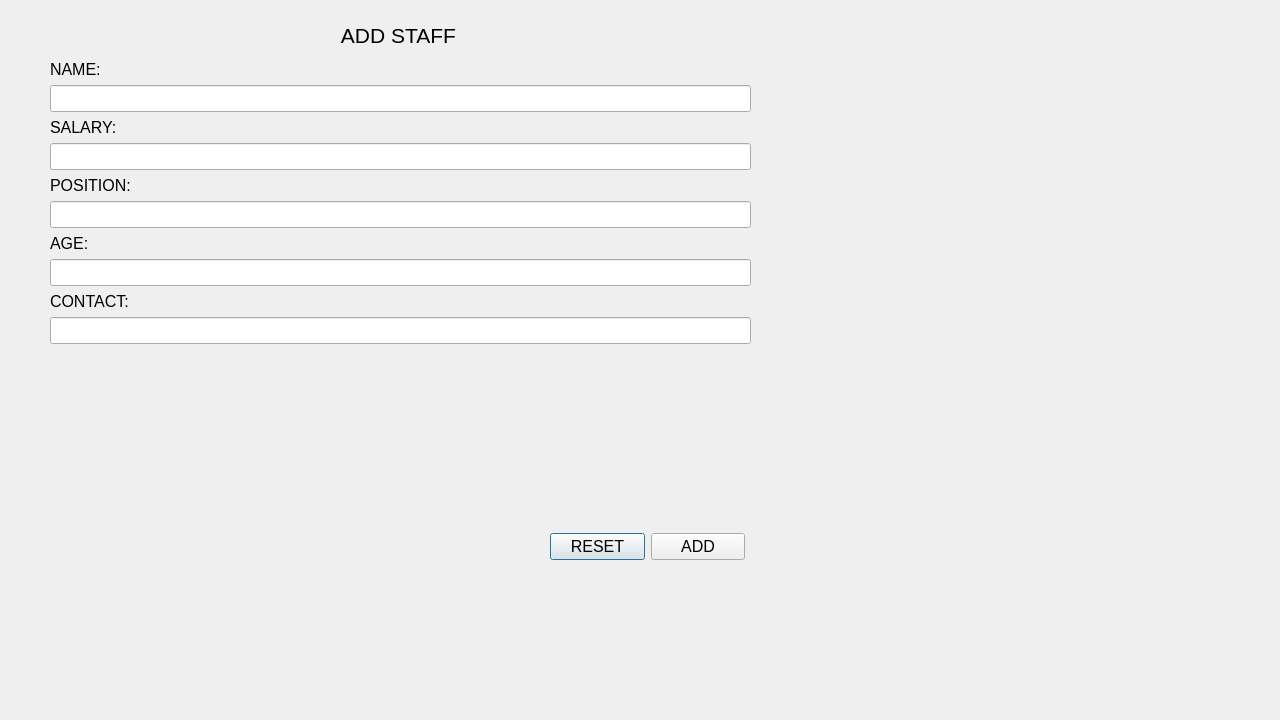
Qt form RMS_qt/addstaff.ui (dev-pratik02/RMS) before a commit.
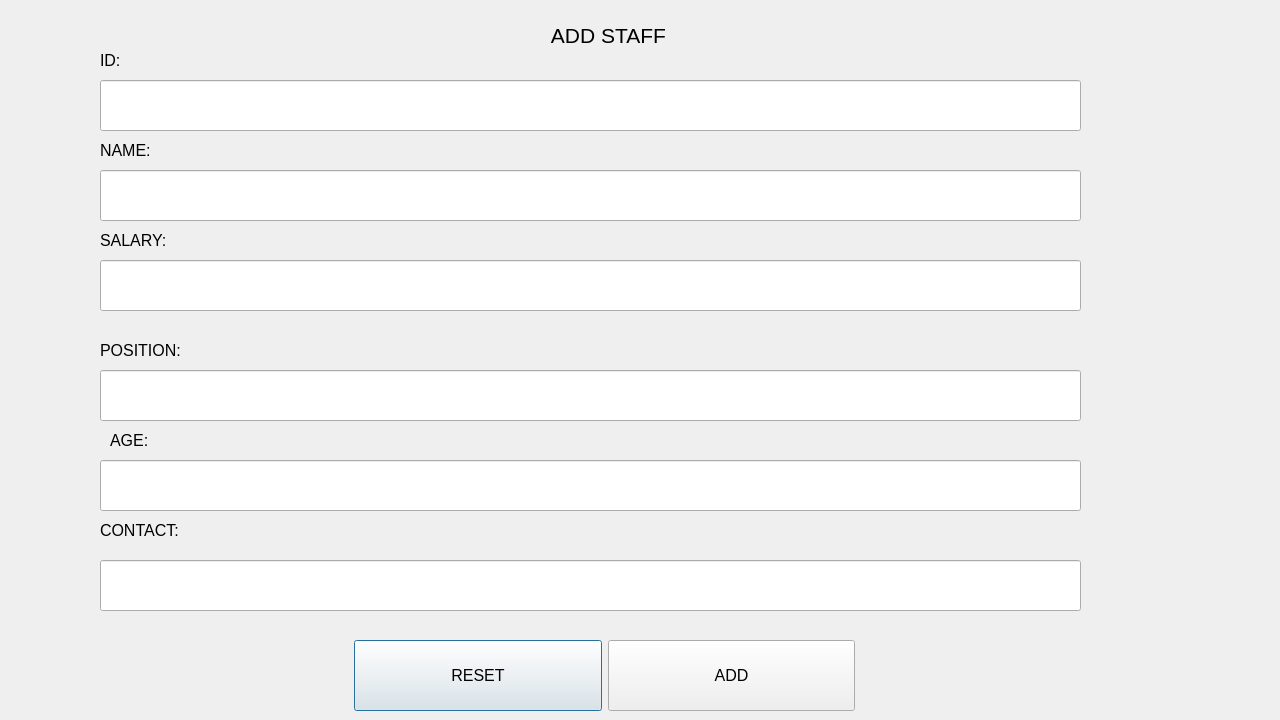
The same form after that commit.

Diff of the .ui file:
```diff
--- a/RMS_qt/addstaff.ui
+++ b/RMS_qt/addstaff.ui
@@ -10,6 +10,12 @@
     <height>720</height>
    </rect>
   </property>
+  <property name="sizePolicy">
+   <sizepolicy hsizetype="Preferred" vsizetype="Expanding">
+    <horstretch>0</horstretch>
+    <verstretch>0</verstretch>
+   </sizepolicy>
+  </property>
   <property name="windowTitle">
    <string>Dialog</string>
   </property>
@@ -18,7 +24,7 @@
     <rect>
      <x>308</x>
      <y>20</y>
-     <width>181</width>
+     <width>601</width>
      <height>31</height>
     </rect>
    </property>
@@ -40,31 +46,82 @@
   <widget class="QWidget" name="layoutWidget">
    <property name="geometry">
     <rect>
-     <x>50</x>
-     <y>60</y>
-     <width>701</width>
-     <height>463</height>
+     <x>354</x>
+     <y>640</y>
+     <width>501</width>
+     <height>71</height>
     </rect>
    </property>
+   <layout class="QHBoxLayout" name="horizontalLayout">
+    <item>
+     <widget class="QPushButton" name="btn_reset">
+      <property name="sizePolicy">
+       <sizepolicy hsizetype="Preferred" vsizetype="Preferred">
+        <horstretch>0</horstretch>
+        <verstretch>0</verstretch>
+       </sizepolicy>
+      </property>
    <property name="font">
     <font>
      <family>Arial</family>
      <pointsize>12</pointsize>
-    </font>
-   </property>
-   <layout class="QFormLayout" name="formLayout_2">
-    <item row="8" column="0" colspan="2">
-     <widget class="QLineEdit" name="input_salary">
+        <italic>false</italic>
+        <bold>false</bold>
+       </font>
+      </property>
+      <property name="text">
+       <string>RESET</string>
+      </property>
+     </widget>
+    </item>
+    <item>
+     <widget class="QPushButton" name="btn_add">
+      <property name="sizePolicy">
+       <sizepolicy hsizetype="Preferred" vsizetype="Preferred">
+        <horstretch>0</horstretch>
+        <verstretch>0</verstretch>
+       </sizepolicy>
+      </property>
       <property name="font">
        <font>
         <family>Arial</family>
         <pointsize>12</pointsize>
+        <italic>false</italic>
+        <bold>false</bold>
        </font>
       </property>
+      <property name="text">
+       <string>ADD</string>
+      </property>
      </widget>
     </item>
-    <item row="11" column="0" colspan="2">
+   </layout>
+  </widget>
+  <widget class="QLineEdit" name="input_name">
+   <property name="geometry">
+    <rect>
+     <x>100</x>
+     <y>170</y>
+     <width>981</width>
+     <height>51</height>
+    </rect>
+   </property>
+   <property name="font">
+    <font>
+     <family>Arial</family>
+     <pointsize>16</pointsize>
+    </font>
+   </property>
+  </widget>
      <widget class="QLabel" name="position">
+   <property name="geometry">
+    <rect>
+     <x>100</x>
+     <y>340</y>
+     <width>121</width>
+     <height>20</height>
+    </rect>
+   </property>
       <property name="font">
        <font>
         <family>Arial</family>
@@ -75,65 +132,99 @@
        <string>POSITION:</string>
       </property>
      </widget>
-    </item>
-    <item row="12" column="0" colspan="2">
+  <widget class="QLabel" name="id">
+   <property name="geometry">
+    <rect>
+     <x>100</x>
+     <y>50</y>
+     <width>91</width>
+     <height>21</height>
+    </rect>
+   </property>
+   <property name="font">
+    <font>
+     <family>Arial</family>
+     <pointsize>12</pointsize>
+    </font>
+   </property>
+   <property name="text">
+    <string>ID:</string>
+   </property>
+  </widget>
      <widget class="QLineEdit" name="input_position">
+   <property name="geometry">
+    <rect>
+     <x>100</x>
+     <y>370</y>
+     <width>981</width>
+     <height>51</height>
+    </rect>
+   </property>
       <property name="font">
        <font>
         <family>Arial</family>
-        <pointsize>12</pointsize>
+     <pointsize>16</pointsize>
+     <bold>false</bold>
        </font>
       </property>
      </widget>
-    </item>
-    <item row="15" column="0" colspan="2">
-     <widget class="QLabel" name="age">
+  <widget class="QLineEdit" name="input_id">
+   <property name="geometry">
+    <rect>
+     <x>100</x>
+     <y>80</y>
+     <width>981</width>
+     <height>51</height>
+    </rect>
+   </property>
       <property name="font">
        <font>
         <family>Arial</family>
-        <pointsize>12</pointsize>
-       </font>
-      </property>
-      <property name="text">
-       <string>AGE:</string>
-      </property>
-     </widget>
-    </item>
-    <item row="16" column="0" colspan="2">
+     <pointsize>16</pointsize>
+    </font>
+   </property>
+  </widget>
      <widget class="QLineEdit" name="input_age">
-      <property name="font">
-       <font>
-        <family>Arial</family>
-        <pointsize>12</pointsize>
-       </font>
-      </property>
-     </widget>
-    </item>
-    <item row="19" column="0" colspan="2">
-     <widget class="QLabel" name="contact">
+   <property name="geometry">
+    <rect>
+     <x>100</x>
+     <y>460</y>
+     <width>981</width>
+     <height>51</height>
+    </rect>
+   </property>
       <property name="font">
        <font>
         <family>Arial</family>
-        <pointsize>12</pointsize>
-       </font>
-      </property>
-      <property name="text">
-       <string>CONTACT:</string>
-      </property>
-     </widget>
-    </item>
-    <item row="20" column="0" colspan="2">
-     <widget class="QLineEdit" name="input_contact">
+     <pointsize>16</pointsize>
+    </font>
+   </property>
+  </widget>
+  <widget class="QLineEdit" name="input_salary">
+   <property name="geometry">
+    <rect>
+     <x>100</x>
+     <y>260</y>
+     <width>981</width>
+     <height>51</height>
+    </rect>
+   </property>
       <property name="font">
        <font>
         <family>Arial</family>
-        <pointsize>12</pointsize>
+     <pointsize>16</pointsize>
        </font>
       </property>
      </widget>
-    </item>
-    <item row="1" column="0">
      <widget class="QLabel" name="name">
+   <property name="geometry">
+    <rect>
+     <x>100</x>
+     <y>140</y>
+     <width>81</width>
+     <height>20</height>
+    </rect>
+   </property>
       <property name="font">
        <font>
         <family>Arial</family>
@@ -147,9 +238,31 @@
        <enum>Qt::TextFormat::AutoText</enum>
       </property>
      </widget>
-    </item>
-    <item row="5" column="0">
+  <widget class="QLineEdit" name="input_contact">
+   <property name="geometry">
+    <rect>
+     <x>100</x>
+     <y>560</y>
+     <width>981</width>
+     <height>51</height>
+    </rect>
+   </property>
+   <property name="font">
+    <font>
+     <family>Arial</family>
+     <pointsize>16</pointsize>
+    </font>
+   </property>
+  </widget>
      <widget class="QLabel" name="SALARY">
+   <property name="geometry">
+    <rect>
+     <x>100</x>
+     <y>230</y>
+     <width>111</width>
+     <height>20</height>
+    </rect>
+   </property>
       <property name="font">
        <font>
         <family>Arial</family>
@@ -160,9 +273,15 @@
        <string>SALARY:</string>
       </property>
      </widget>
-    </item>
-    <item row="3" column="0" colspan="2">
-     <widget class="QLineEdit" name="input_name">
+  <widget class="QLabel" name="contact">
+   <property name="geometry">
+    <rect>
+     <x>100</x>
+     <y>520</y>
+     <width>171</width>
+     <height>20</height>
+    </rect>
+   </property>
       <property name="font">
        <font>
         <family>Arial</family>
@@ -170,53 +289,27 @@
        </font>
       </property>
       <property name="text">
-       <string/>
-      </property>
-     </widget>
-    </item>
-   </layout>
-  </widget>
-  <widget class="QWidget" name="layoutWidget">
+    <string>CONTACT:</string>
+   </property>
+  </widget>
+  <widget class="QLabel" name="age">
    <property name="geometry">
     <rect>
-     <x>550</x>
-     <y>530</y>
-     <width>195</width>
-     <height>33</height>
+     <x>110</x>
+     <y>430</y>
+     <width>121</width>
+     <height>20</height>
     </rect>
    </property>
-   <layout class="QHBoxLayout" name="horizontalLayout">
-    <item>
-     <widget class="QPushButton" name="btn_reset">
       <property name="font">
        <font>
         <family>Arial</family>
         <pointsize>12</pointsize>
-        <italic>false</italic>
-        <bold>false</bold>
        </font>
       </property>
       <property name="text">
-       <string>RESET</string>
-      </property>
-     </widget>
-    </item>
-    <item>
-     <widget class="QPushButton" name="btn_add">
-      <property name="font">
-       <font>
-        <family>Arial</family>
-        <pointsize>12</pointsize>
-        <italic>false</italic>
-        <bold>false</bold>
-       </font>
-      </property>
-      <property name="text">
-       <string>ADD</string>
-      </property>
-     </widget>
-    </item>
-   </layout>
+    <string>AGE:</string>
+   </property>
   </widget>
  </widget>
  <resources/>
```
Lines whose indentation alone changed are shown as unchanged.
